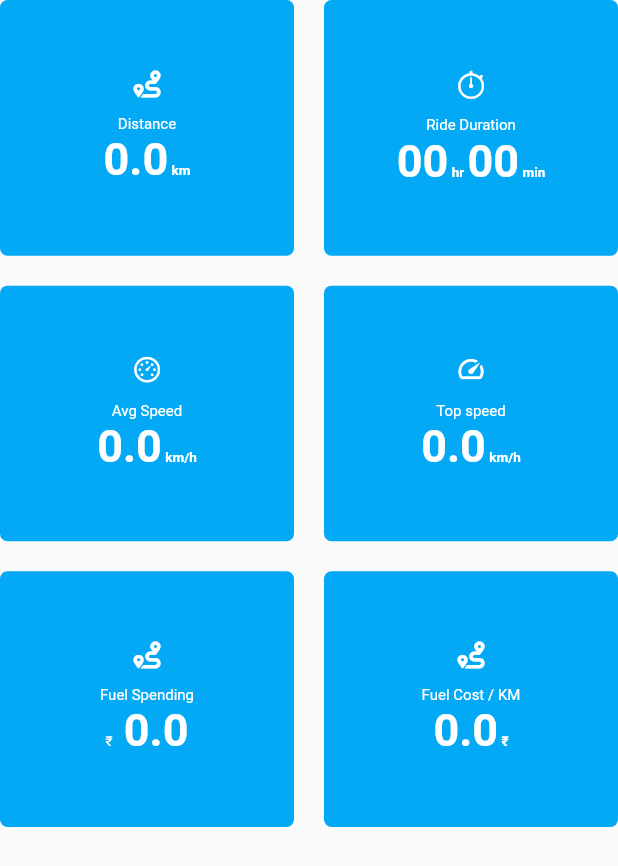
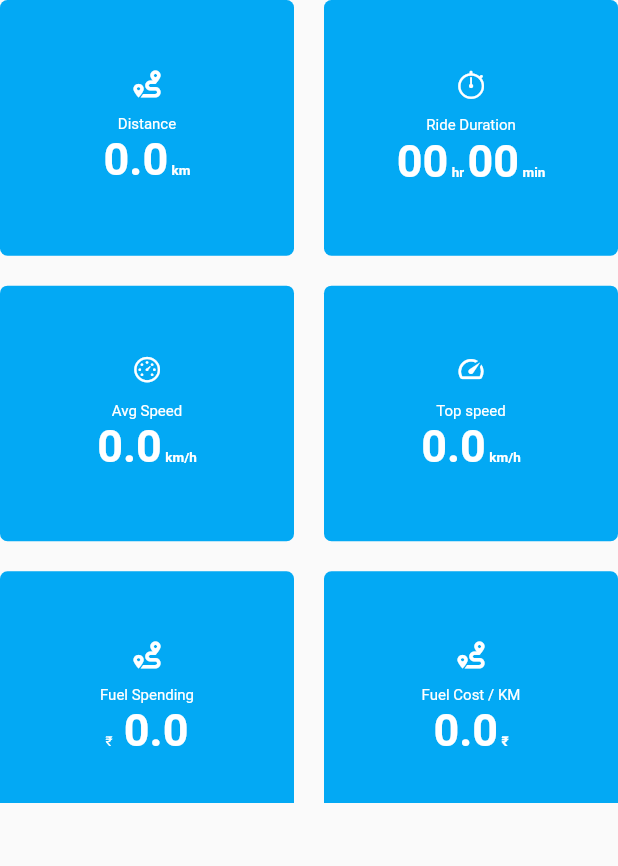
Before and after one commit to Ayan-Github1/Internship_app1, a Flutter app: the Grid widget shown alone on an empty page, opened directly, on a phone screen of 412 x 824 dp. Shown: the top 866 px of the screen. Run offline on Flutter 3.47's test engine with Material 2 defaults, Android fonts, the phone set to English and light mode, and no system bars; our stand-ins replace font_awesome_flutter, google_maps_flutter, iconsax, line_icons, percent_indicator.

Commit message:
Nagaraj's commit

```diff
--- a/lib/Dashboard.dart
+++ b/lib/Dashboard.dart
@@ -61,7 +61,7 @@ class _MyDashboardState extends State<MyDashboard>{
           Stack(
             children: <Widget>[
               Container(
-                height: MediaQuery.of(context).size.height * 0.629,
+                height: MediaQuery.of(context).size.height * 0.608,
 
                 // Map integration code
                 child:  GoogleMap(
--- a/lib/statistics.dart
+++ b/lib/statistics.dart
@@ -86,7 +86,7 @@ class Grid extends StatelessWidget{
     return Column(
       children: <Widget>[
         Container(
-          height: MediaQuery.of(context).size.height * 0.75,
+          height: MediaQuery.of(context).size.height * 0.65,
           decoration: BoxDecoration(
             // border: Border.all()
           ),
```
